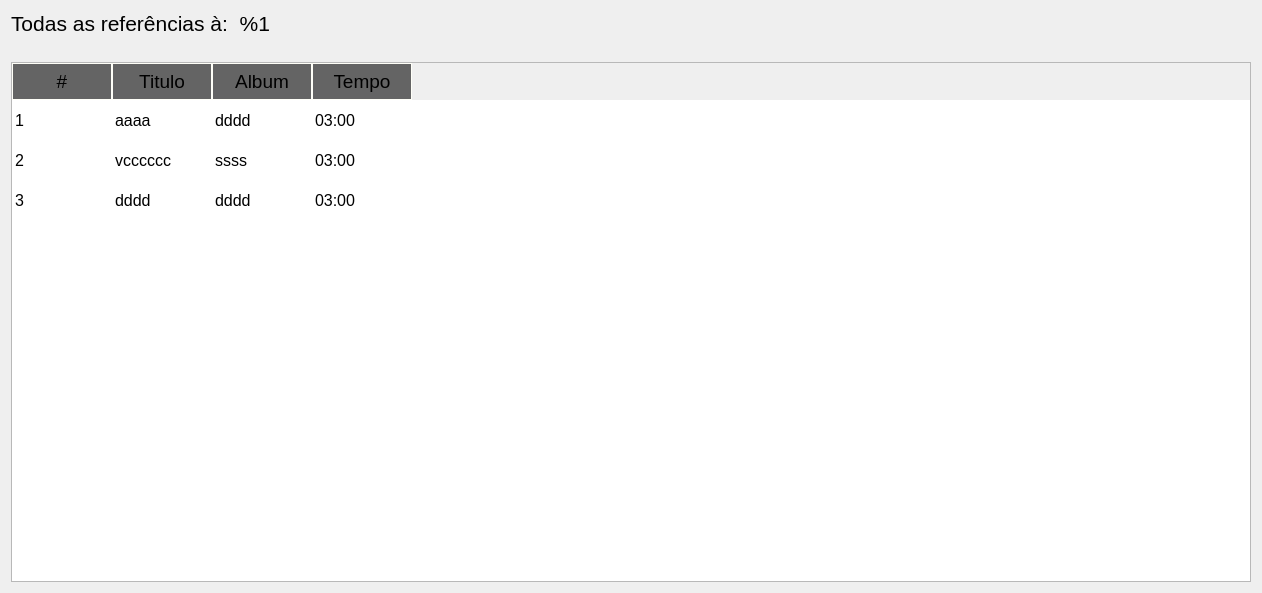
Above: src/uiresultadopesquisa.ui from jailsonlinux/jpotify before the change. Below: the same form after it.
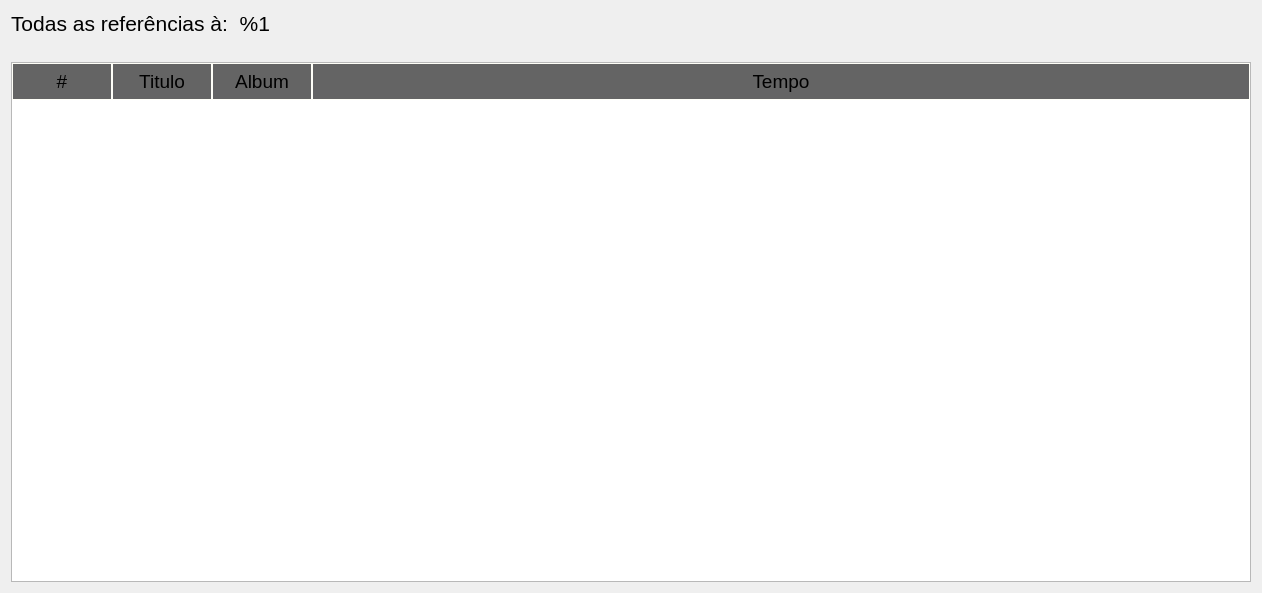
That is the form after the change.

```diff
--- a/src/uiresultadopesquisa.ui
+++ b/src/uiresultadopesquisa.ui
@@ -13,8 +13,6 @@
   <property name="windowTitle">
    <string>Form</string>
   </property>
-  <layout class="QVBoxLayout" name="verticalLayout_2">
-   <item>
     <layout class="QVBoxLayout" name="verticalLayout">
      <item>
       <widget class="QLabel" name="lblTodas">
@@ -70,6 +68,15 @@
        <property name="sizeAdjustPolicy">
         <enum>QAbstractScrollArea::AdjustToContents</enum>
        </property>
+     <property name="alternatingRowColors">
+      <bool>true</bool>
+     </property>
+     <property name="selectionMode">
+      <enum>QAbstractItemView::SingleSelection</enum>
+     </property>
+     <property name="selectionBehavior">
+      <enum>QAbstractItemView::SelectRows</enum>
+     </property>
        <property name="showGrid">
         <bool>false</bool>
        </property>
@@ -85,6 +92,9 @@
        <attribute name="horizontalHeaderVisible">
         <bool>true</bool>
        </attribute>
+     <attribute name="horizontalHeaderStretchLastSection">
+      <bool>true</bool>
+     </attribute>
        <attribute name="verticalHeaderVisible">
         <bool>false</bool>
        </attribute>
@@ -97,21 +107,6 @@
        <attribute name="verticalHeaderStretchLastSection">
         <bool>false</bool>
        </attribute>
-       <row>
-        <property name="text">
-         <string/>
-        </property>
-       </row>
-       <row>
-        <property name="text">
-         <string/>
-        </property>
-       </row>
-       <row>
-        <property name="text">
-         <string/>
-        </property>
-       </row>
        <column>
         <property name="text">
          <string>#</string>
@@ -169,69 +164,7 @@
          </font>
         </property>
        </column>
-       <item row="0" column="0">
-        <property name="text">
-         <string>1</string>
-        </property>
-       </item>
-       <item row="0" column="1">
-        <property name="text">
-         <string>aaaa</string>
-        </property>
-       </item>
-       <item row="0" column="2">
-        <property name="text">
-         <string>dddd</string>
-        </property>
-       </item>
-       <item row="0" column="3">
-        <property name="text">
-         <string>03:00</string>
-        </property>
-       </item>
-       <item row="1" column="0">
-        <property name="text">
-         <string>2</string>
-        </property>
-       </item>
-       <item row="1" column="1">
-        <property name="text">
-         <string>vcccccc</string>
-        </property>
-       </item>
-       <item row="1" column="2">
-        <property name="text">
-         <string>ssss</string>
-        </property>
-       </item>
-       <item row="1" column="3">
-        <property name="text">
-         <string>03:00</string>
-        </property>
-       </item>
-       <item row="2" column="0">
-        <property name="text">
-         <string>3</string>
-        </property>
-       </item>
-       <item row="2" column="1">
-        <property name="text">
-         <string>dddd</string>
-        </property>
-       </item>
-       <item row="2" column="2">
-        <property name="text">
-         <string>dddd</string>
-        </property>
-       </item>
-       <item row="2" column="3">
-        <property name="text">
-         <string>03:00</string>
-        </property>
-       </item>
-      </widget>
-     </item>
-    </layout>
+    </widget>
    </item>
   </layout>
  </widget>
```
Lines whose indentation alone changed are shown as unchanged.
